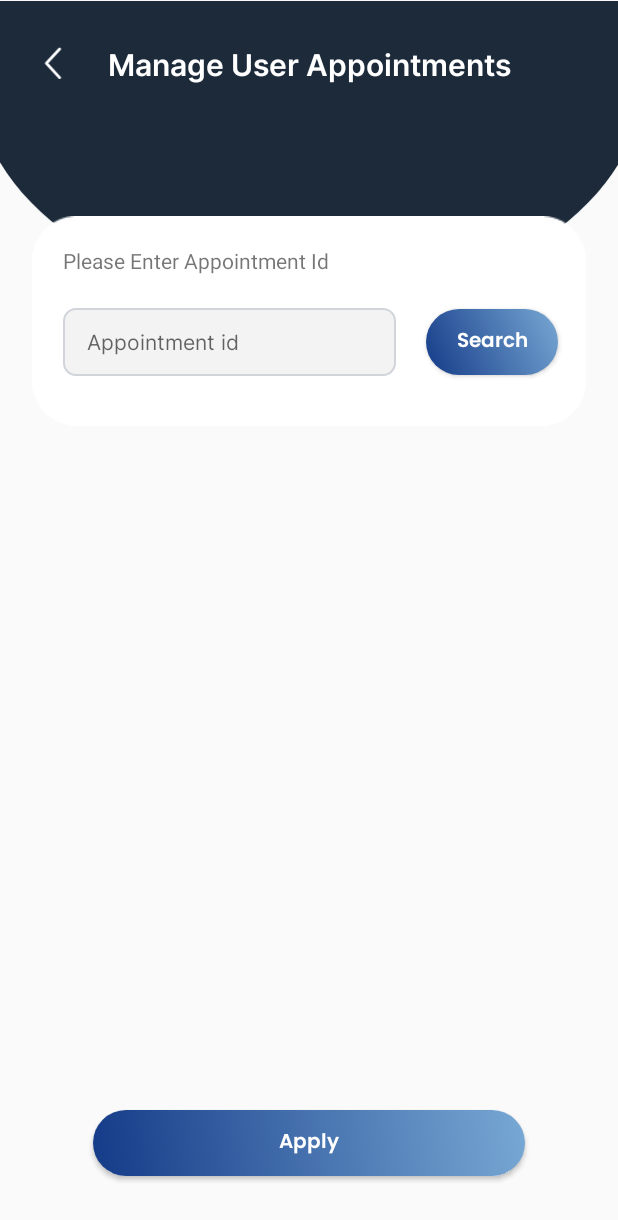
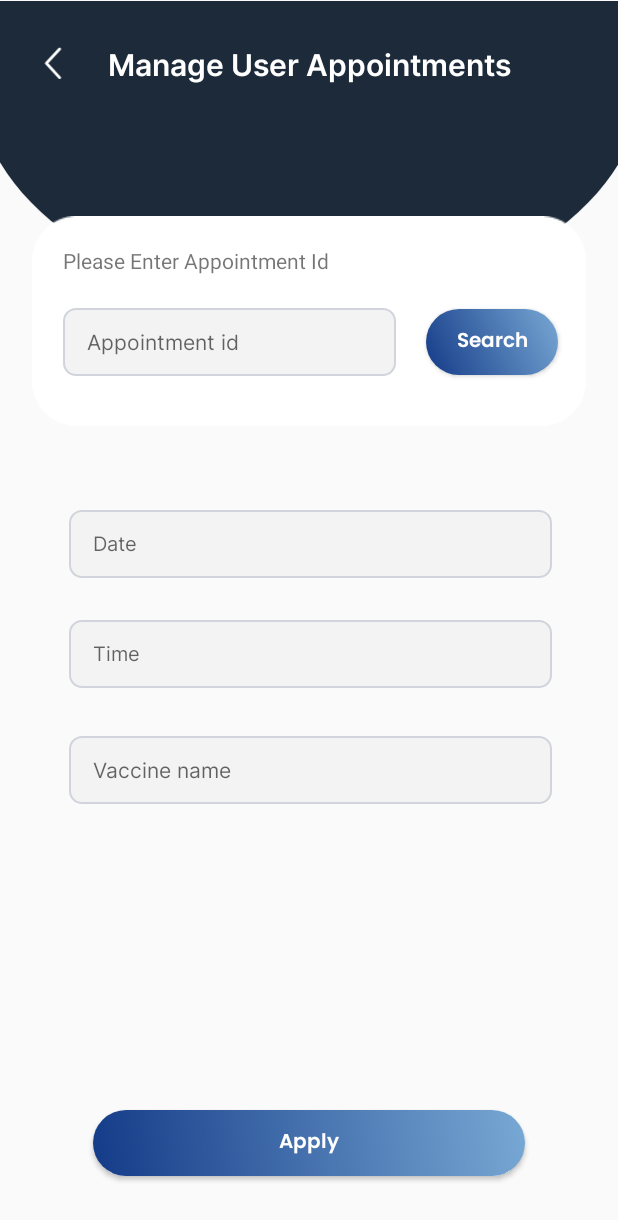
Before and after one commit to itillushka/Vaccination-App, an Android app: the ManageAppointmentsAdminActivity screen opened directly, with no data from a screen before it, on a phone screen of 412 x 824 dp. Shown: the top 1220 px of the screen. Run offline under Robolectric (Android 15) with nearby library versions, the light colour scheme and no system bars.

Commit message:
Admin appointment manage display data from DB implemented.

```diff
--- a/app/src/main/java/com/example/vaccinationmanagerapp/mySQLDatabase/appointment/AppointmentDAO.kt
+++ b/app/src/main/java/com/example/vaccinationmanagerapp/mySQLDatabase/appointment/AppointmentDAO.kt
@@ -8,4 +8,6 @@ interface AppointmentDAO {
 
     fun createAppointment(vaccine_name: String, date: String, firebase_user_id: String): Boolean
     fun cancelAppointment(appointment_id: Int): Boolean
+
+    fun fetchAppointmentByIdAdmin(appointment_id: Int): List<String>?
 }
--- a/app/src/main/res/layout/activity_manage_appointments_admin.xml
+++ b/app/src/main/res/layout/activity_manage_appointments_admin.xml
@@ -72,7 +72,7 @@
         app:layout_constraintTop_toBottomOf="@+id/textView18" />
 
     <Button
-        android:id="@+id/button4"
+        android:id="@+id/buttonSearch"
         android:layout_width="wrap_content"
         android:layout_height="44dp"
         android:layout_marginStart="20dp"
@@ -113,4 +113,60 @@
         app:layout_constraintTop_toTopOf="@+id/textView17"
         app:srcCompat="@drawable/left_arrow_icon_white" />
 
+    <EditText
+        android:id="@+id/editTextText6"
+        android:layout_width="322dp"
+        android:layout_height="45dp"
+        android:layout_marginTop="32dp"
+        android:background="@drawable/fancy_edittext"
+        android:ems="10"
+        android:fontFamily="@font/inter_regular"
+        android:hint="Vaccine name"
+        android:inputType="text"
+        android:paddingHorizontal="16dp"
+        android:paddingVertical="12dp"
+        android:textColor="@color/text_gray"
+        android:textSize="14dp"
+        app:layout_constraintEnd_toEndOf="@+id/editTextTime"
+        app:layout_constraintStart_toStartOf="@+id/editTextTime"
+        app:layout_constraintTop_toBottomOf="@+id/editTextTime" />
+
+    <EditText
+        android:id="@+id/editTextDate"
+        android:layout_width="322dp"
+        android:layout_height="45dp"
+        android:layout_marginTop="56dp"
+        android:background="@drawable/fancy_edittext"
+        android:ems="10"
+        android:fontFamily="@font/inter_regular"
+        android:hint="Date"
+        android:inputType="date"
+        android:paddingHorizontal="16dp"
+        android:paddingVertical="12dp"
+        android:textSize="13dp"
+        android:textColor="@color/text_gray"
+        app:layout_constraintEnd_toEndOf="@+id/imageView22"
+        app:layout_constraintHorizontal_bias="0.518"
+        app:layout_constraintStart_toStartOf="@+id/imageView22"
+        app:layout_constraintTop_toBottomOf="@+id/imageView22" />
+
+    <EditText
+        android:id="@+id/editTextTime"
+        android:layout_width="322dp"
+        android:layout_height="45dp"
+        android:layout_marginTop="28dp"
+        android:background="@drawable/fancy_edittext"
+        android:ems="10"
+        android:fontFamily="@font/inter_regular"
+        android:hint="Time"
+        android:inputType="time"
+        android:paddingHorizontal="16dp"
+        android:paddingVertical="12dp"
+        android:textSize="13dp"
+        android:textColor="@color/text_gray"
+        app:layout_constraintEnd_toEndOf="@+id/editTextDate"
+        app:layout_constraintHorizontal_bias="0.0"
+        app:layout_constraintStart_toStartOf="@+id/editTextDate"
+        app:layout_constraintTop_toBottomOf="@+id/editTextDate" />
+
 </androidx.constraintlayout.widget.ConstraintLayout>
```
Also changed, not shown: app/src/main/java/com/example/vaccinationmanagerapp/ManageAppointmentsAdminActivity.kt (+53 -0 lines), app/src/main/java/com/example/vaccinationmanagerapp/mySQLDatabase/appointment/AppointmentDBQueries.kt (+26 -0 lines).
